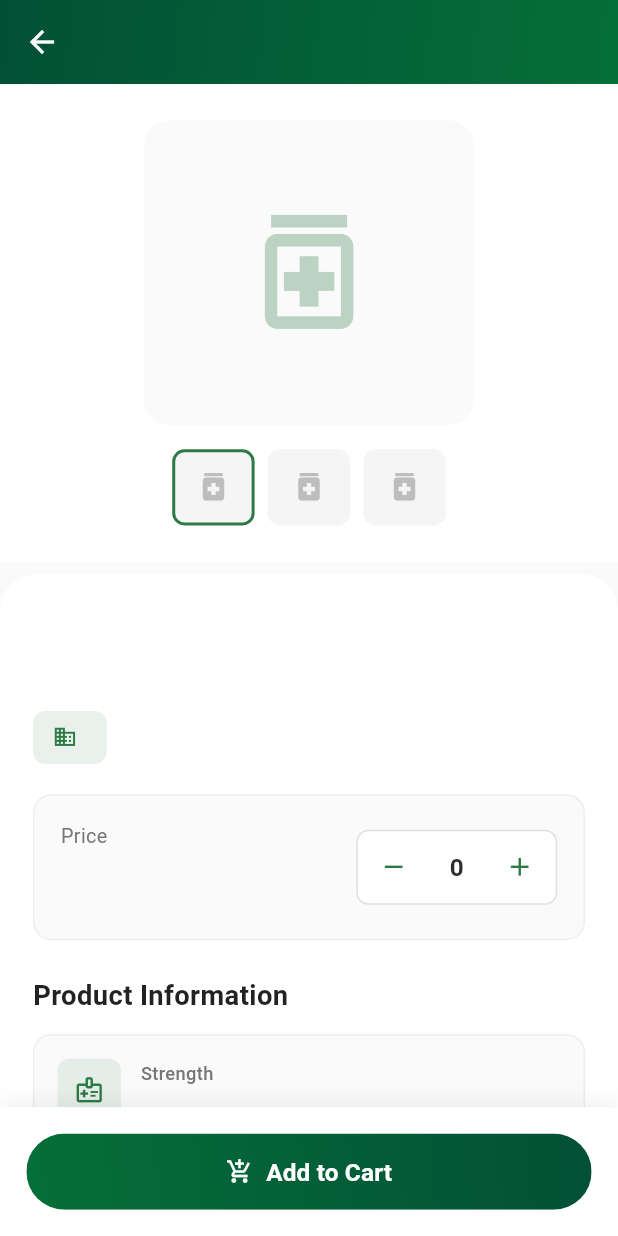
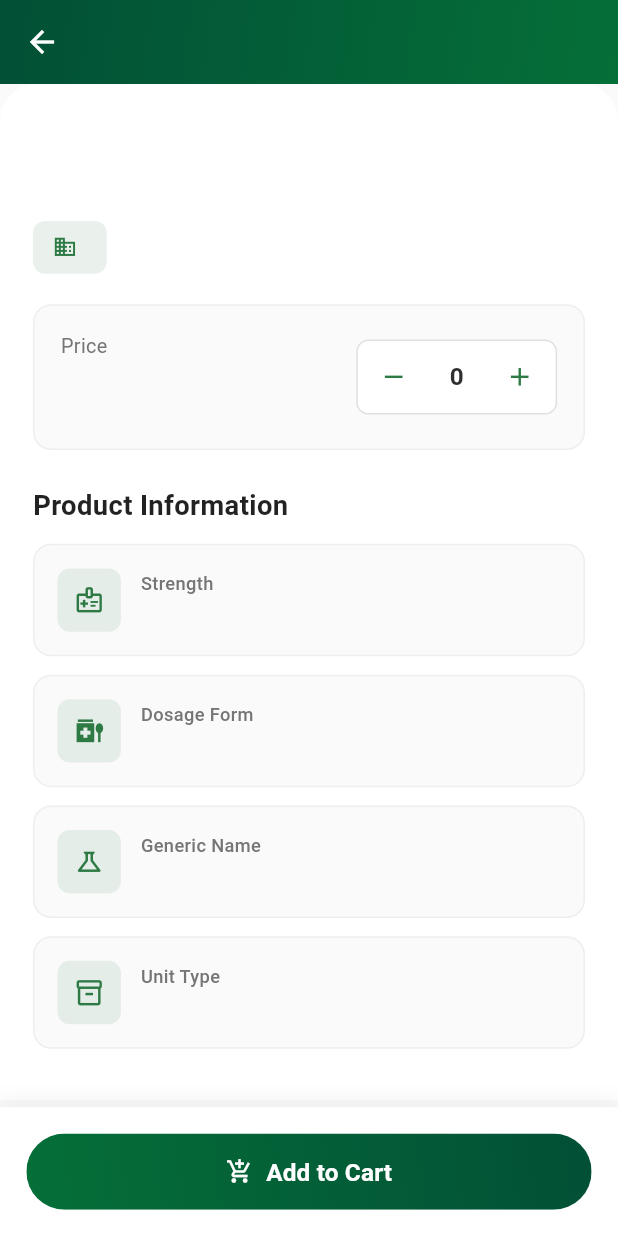
Before and after one commit to Noctambulist007/Sheba_AI, a Flutter app: the MedicineDetailsScreen screen opened directly with empty values, on a phone screen of 412 x 824 dp. Run offline on Flutter 3.47's test engine with Material 3 defaults, Android fonts, the phone set to English and light mode, and no system bars; our stand-ins replace carousel_slider, dio, flutter_animate, flutter_form_builder, flutter_local_notifications, flutter_onboarding_slider and 17 more; missing offline and left inert: platform_info, simple_ripple_animation; accounts and stored records are empty; network calls fail; Roboto replaces fonts that are missing (SF Pro); project files that could hold a hidden picture were left out.

Commit message:
feat(store): improve medicine details screen and order item UI
- Refactor MedicineDetailsScreen with cleaner layout and better UX
- Update MedicineNotifier with improved state handling
- Update store provider bindings
- Improve MyOrderItem widget layout and styling

```diff
--- a/lib/presentation/screen/store/medicine_details_screen.dart
+++ b/lib/presentation/screen/store/medicine_details_screen.dart
@@ -38,61 +38,61 @@ class MedicineDetailsScreen extends ConsumerWidget {
       body: SingleChildScrollView(
         child: Column(
           children: [
-            // Product Image Section
-            Container(
-              width: double.infinity,
-              color: Colors.white,
-              padding: EdgeInsets.symmetric(vertical: 24.h, horizontal: 16.w),
-              child: Column(
-                children: [
-                  Container(
-                    height: 200.h,
-                    width: 200.w,
-                    decoration: BoxDecoration(
-                      color: Colors.grey[50],
-                      borderRadius: BorderRadius.circular(16.r),
-                    ),
-                    child: Center(
-                      child: Icon(
-                        Icons.medication_outlined,
-                        size: 100.sp,
-                        color: AppColors.primary.withOpacity(0.3),
-                      ),
-                    ),
-                  ),
-                  SizedBox(height: 16.h),
-                  // Thumbnail Images (Placeholder)
-                  Row(
-                    mainAxisAlignment: MainAxisAlignment.center,
-                    children: List.generate(
-                      3,
-                      (index) => Container(
-                        margin: EdgeInsets.symmetric(horizontal: 4.w),
-                        width: 50.w,
-                        height: 50.h,
-                        decoration: BoxDecoration(
-                          color: Colors.grey[100],
-                          borderRadius: BorderRadius.circular(8.r),
-                          border: Border.all(
-                            color: index == 0
-                                ? AppColors.primary
-                                : Colors.transparent,
-                            width: 2,
-                          ),
-                        ),
-                        child: Icon(
-                          Icons.medication,
-                          size: 24.sp,
-                          color: Colors.grey[400],
-                        ),
-                      ),
-                    ),
-                  ),
-                ],
-              ),
-            ),
-
-            SizedBox(height: 8.h),
+            // // Product Image Section
+            // Container(
+            //   width: double.infinity,
+            //   color: Colors.white,
+            //   padding: EdgeInsets.symmetric(vertical: 24.h, horizontal: 16.w),
+            //   child: Column(
+            //     children: [
+            //       Container(
+            //         height: 200.h,
+            //         width: 200.w,
+            //         decoration: BoxDecoration(
+            //           color: Colors.grey[50],
+            //           borderRadius: BorderRadius.circular(16.r),
+            //         ),
+            //         child: Center(
+            //           child: Icon(
+            //             Icons.medication_outlined,
+            //             size: 100.sp,
+            //             color: AppColors.primary.withOpacity(0.3),
+            //           ),
+            //         ),
+            //       ),
+            //       SizedBox(height: 16.h),
+            //       // Thumbnail Images (Placeholder)
+            //       Row(
+            //         mainAxisAlignment: MainAxisAlignment.center,
+            //         children: List.generate(
+            //           3,
+            //           (index) => Container(
+            //             margin: EdgeInsets.symmetric(horizontal: 4.w),
+            //             width: 50.w,
+            //             height: 50.h,
+            //             decoration: BoxDecoration(
+            //               color: Colors.grey[100],
+            //               borderRadius: BorderRadius.circular(8.r),
+            //               border: Border.all(
+            //                 color: index == 0
+            //                     ? AppColors.primary
+            //                     : Colors.transparent,
+            //                 width: 2,
+            //               ),
+            //             ),
+            //             child: Icon(
+            //               Icons.medication,
+            //               size: 24.sp,
+            //               color: Colors.grey[400],
+            //             ),
+            //           ),
+            //         ),
+            //       ),
+            //     ],
+            //   ),
+            // ),
+            //
+            // SizedBox(height: 8.h),
 
             // Main Content
             Container(
--- a/lib/presentation/screen/store/notifier/provider.dart
+++ b/lib/presentation/screen/store/notifier/provider.dart
@@ -3,8 +3,9 @@ import 'package:sheba_ai/presentation/screen/store/notifier/medicine_notifier.da
 import 'package:sheba_ai/presentation/screen/store/state/medicine_ui_state.dart';
 
 typedef MedicineNotifierProvider =
-    StateNotifierProvider<MedicineNotifier, MedicineUiState>;
+    AutoDisposeStateNotifierProvider<MedicineNotifier, MedicineUiState>;
 
-final MedicineNotifierProvider medicineNotifierProvider = StateNotifierProvider(
+final MedicineNotifierProvider medicineNotifierProvider =
+    StateNotifierProvider.autoDispose(
   (ref) => MedicineNotifier(),
 );
--- a/lib/presentation/screen/store/store_screen.dart
+++ b/lib/presentation/screen/store/store_screen.dart
@@ -8,7 +8,7 @@ import 'package:sheba_ai/presentation/screen/cart/notifier/provider.dart';
 import 'package:sheba_ai/presentation/screen/profile/notifier/provider.dart';
 import 'package:sheba_ai/presentation/screen/profile/state/profile_ui_state.dart';
 import 'package:sheba_ai/presentation/screen/store/notifier/provider.dart';
-import 'package:sheba_ai/presentation/screen/store/notifier/medicine_notifier.dart';
+
 import 'package:sheba_ai/presentation/screen/store/state/medicine_ui_state.dart';
 import 'package:sheba_ai/presentation/screen/store/medicine_details_screen.dart';
 import 'package:sheba_ai/presentation/screen/store/widget/medicine_item.dart';
@@ -43,6 +43,9 @@ class _StoreScreenState extends ConsumerState<StoreScreen> {
     });
 
     _searchController.addListener(() {
+      if (_searchController.text.isNotEmpty && _scrollController.hasClients) {
+        _scrollController.jumpTo(0);
+      }
       ref
           .read(medicineNotifierProvider.notifier)
           .search(_searchController.text);
@@ -309,6 +312,7 @@ class _StoreScreenState extends ConsumerState<StoreScreen> {
                     vertical: 16.h,
                   ),
                   sliver: SliverMasonryGrid.count(
+                    key: ValueKey(medicine.length),
                     crossAxisCount: 2,
                     mainAxisSpacing: 12.h,
                     crossAxisSpacing: 12.w,
```
Also changed, not shown: lib/presentation/screen/my_orders/widget/my_order_item.dart (+10 -17 lines), lib/presentation/screen/store/notifier/medicine_notifier.dart (+26 -10 lines).
